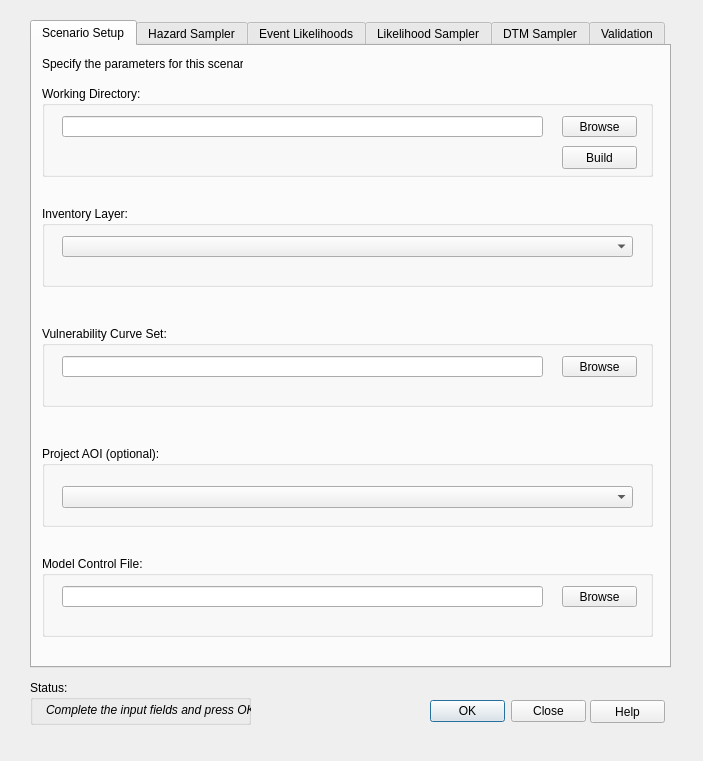
Above: canflood_inprep/ProjectDataPrep/ProjectDataPrepDialog_Base.ui from NRCan/CanFlood before the change. Below: the same form after it.
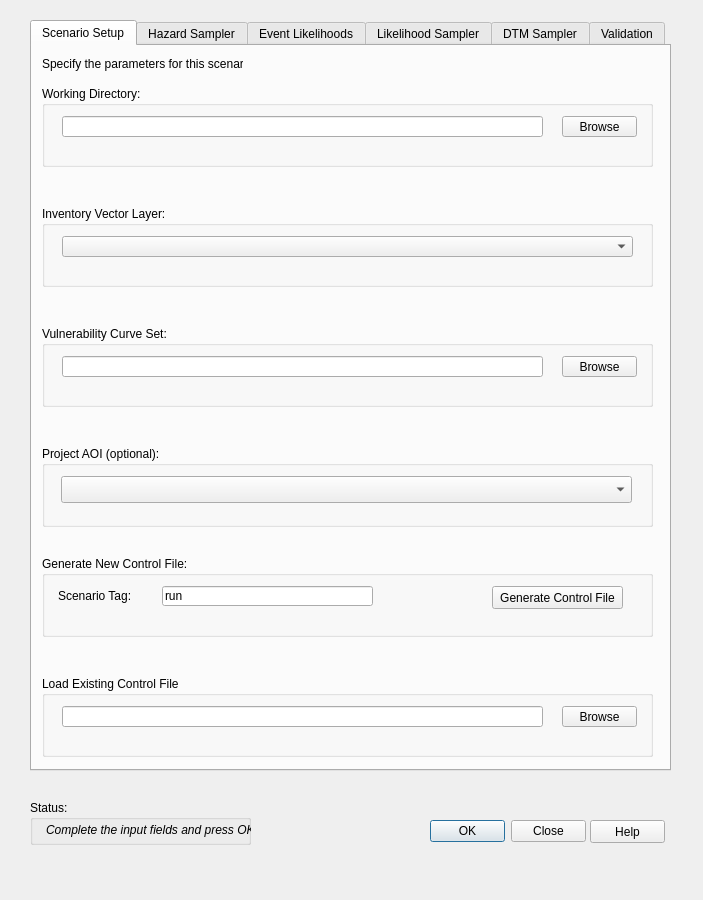
That is the form after the change. Custom widgets are drawn as their Qt base class.

```diff
--- a/canflood_inprep/ProjectDataPrep/ProjectDataPrepDialog_Base.ui
+++ b/canflood_inprep/ProjectDataPrep/ProjectDataPrepDialog_Base.ui
@@ -7,7 +7,7 @@
     <x>0</x>
     <y>0</y>
     <width>703</width>
-    <height>761</height>
+    <height>900</height>
    </rect>
   </property>
   <property name="minimumSize">
@@ -19,7 +19,7 @@
   <property name="maximumSize">
    <size>
     <width>703</width>
-    <height>761</height>
+    <height>900</height>
    </size>
   </property>
   <property name="windowTitle">
@@ -34,7 +34,7 @@
      <x>30</x>
      <y>20</y>
      <width>641</width>
-     <height>648</height>
+     <height>751</height>
     </rect>
    </property>
    <property name="currentIndex">
@@ -66,7 +66,7 @@
        <x>10</x>
        <y>40</y>
        <width>611</width>
-       <height>91</height>
+       <height>81</height>
       </rect>
      </property>
      <property name="title">
@@ -95,19 +95,6 @@
        </rect>
       </property>
      </widget>
-     <widget class="QPushButton" name="pushButton_set">
-      <property name="geometry">
-       <rect>
-        <x>520</x>
-        <y>60</y>
-        <width>75</width>
-        <height>23</height>
-       </rect>
-      </property>
-      <property name="text">
-       <string>Build</string>
-      </property>
-     </widget>
     </widget>
     <widget class="QGroupBox" name="groupBox_7">
      <property name="geometry">
@@ -119,7 +106,7 @@
       </rect>
      </property>
      <property name="title">
-      <string>Inventory Layer:</string>
+      <string>Inventory Vector Layer:</string>
      </property>
      <widget class="QgsMapLayerComboBox" name="comboBox_vec">
       <property name="geometry">
@@ -183,10 +170,10 @@
      <widget class="QComboBox" name="comboBox_aoi">
       <property name="geometry">
        <rect>
-        <x>20</x>
-        <y>40</y>
+        <x>19</x>
+        <y>30</y>
         <width>571</width>
-        <height>22</height>
+        <height>27</height>
        </rect>
       </property>
      </widget>
@@ -195,13 +182,13 @@
      <property name="geometry">
       <rect>
        <x>10</x>
-       <y>510</y>
+       <y>630</y>
        <width>611</width>
        <height>81</height>
       </rect>
      </property>
      <property name="title">
-      <string>Model Control File:</string>
+      <string>Load Existing Control File</string>
      </property>
      <widget class="QPushButton" name="pushButton_br_3">
       <property name="geometry">
@@ -227,6 +214,58 @@
       </property>
      </widget>
     </widget>
+    <widget class="QGroupBox" name="groupBox_12">
+     <property name="geometry">
+      <rect>
+       <x>10</x>
+       <y>510</y>
+       <width>611</width>
+       <height>81</height>
+      </rect>
+     </property>
+     <property name="title">
+      <string>Generate New Control File:</string>
+     </property>
+     <widget class="QLineEdit" name="linEdit_ScenTag">
+      <property name="geometry">
+       <rect>
+        <x>120</x>
+        <y>30</y>
+        <width>211</width>
+        <height>20</height>
+       </rect>
+      </property>
+      <property name="text">
+       <string>run</string>
+      </property>
+     </widget>
+     <widget class="QPushButton" name="pushButton_generate">
+      <property name="geometry">
+       <rect>
+        <x>450</x>
+        <y>30</y>
+        <width>131</width>
+        <height>23</height>
+       </rect>
+      </property>
+      <property name="text">
+       <string>Generate Control File</string>
+      </property>
+     </widget>
+     <widget class="QLabel" name="label">
+      <property name="geometry">
+       <rect>
+        <x>16</x>
+        <y>30</y>
+        <width>81</width>
+        <height>20</height>
+       </rect>
+      </property>
+      <property name="text">
+       <string>Scenario Tag:</string>
+      </property>
+     </widget>
+    </widget>
    </widget>
    <widget class="QWidget" name="tab_wsamp">
     <attribute name="title">
@@ -546,7 +585,7 @@
    <property name="geometry">
     <rect>
      <x>590</x>
-     <y>700</y>
+     <y>820</y>
      <width>75</width>
      <height>23</height>
     </rect>
@@ -565,7 +604,7 @@
    <property name="geometry">
     <rect>
      <x>30</x>
-     <y>680</y>
+     <y>800</y>
      <width>221</width>
      <height>45</height>
     </rect>
@@ -624,7 +663,7 @@
    <property name="geometry">
     <rect>
      <x>430</x>
-     <y>700</y>
+     <y>820</y>
      <width>156</width>
      <height>23</height>
     </rect>
```
Left out of the diff: 12 changed lines with no effect on the pictures.
